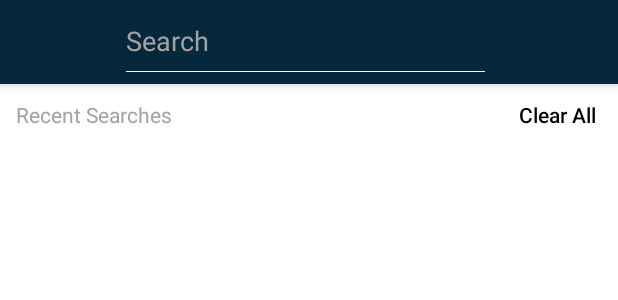
After one commit to Prabhat789/Personal_LP, an Android app: the layout activity_search.xml on its own in the app's theme, with its tools: preview values and no code run, on a phone screen of 412 x 824 dp. The commit adds this screen. Shown: the top 300 px of the screen. Run offline under Robolectric (Android 15) with nearby library versions, the phone set to English and light mode, and no system bars.

Commit message:
search function

```diff
--- /dev/null
+++ b/app/src/main/res/layout/activity_search.xml
@@ -0,0 +1,87 @@
+<?xml version="1.0" encoding="utf-8"?>
+<LinearLayout xmlns:android="http://schemas.android.com/apk/res/android"
+    android:orientation="vertical" android:layout_width="match_parent"
+    android:layout_height="match_parent">
+
+    <include layout="@layout/edit_toolbar"/>
+    <LinearLayout
+        android:layout_width="match_parent"
+        android:layout_height="match_parent"
+        android:orientation="vertical"
+        android:id="@+id/layoutList"
+        android:visibility="visible"
+        android:background="@color/white">
+
+        <LinearLayout
+            android:layout_width="match_parent"
+            android:layout_height="wrap_content"
+            android:weightSum="1"
+            android:padding="5dp"
+            android:orientation="horizontal">
+
+            <TextView
+                android:layout_width="0dp"
+                android:layout_height="30dp"
+                android:layout_weight="0.60"
+                android:textAllCaps="false"
+                android:layout_marginLeft="5dp"
+                android:text="Recent Searches"
+                android:textSize="@dimen/very_small"
+                android:gravity="center_vertical"
+                android:textColor="@color/smoke_white"/>
+
+            <Button
+                android:layout_width="0dp"
+                android:layout_weight="0.40"
+                android:layout_height="30dp"
+                android:background="@android:color/transparent"
+                android:text="Clear All"
+                android:id="@+id/btnClearHistory"
+                android:layout_marginRight="4dp"
+                android:textAllCaps="false"
+                android:elevation="3dp"
+                android:gravity="right|center_vertical"
+                android:textColor="@color/black"
+                android:paddingRight="5dp"
+                android:textSize="@dimen/very_small"
+                />
+
+        </LinearLayout>
+
+        <ListView
+            android:layout_width="match_parent"
+            android:layout_height="match_parent"
+            android:scrollbars="none"
+            android:layout_margin="10dp"
+            android:id="@+id/listHistory">
+
+        </ListView>
+
+    </LinearLayout>
+
+    <LinearLayout
+        android:layout_width="match_parent"
+        android:layout_height="match_parent"
+        android:orientation="vertical"
+        android:visibility="gone"
+        android:id="@+id/layoutRecyclerList">
+        <!--<android.support.v7.widget.RecyclerView
+            android:id="@+id/cardList"
+            android:scrollbars="vertical"
+            android:layout_width="match_parent"
+            android:layout_height="match_parent"/>-->
+        <ListView
+            android:layout_width="match_parent"
+            android:layout_height="match_parent"
+            android:scrollbars="none"
+            android:dividerHeight="5dp"
+            android:divider="@android:color/transparent"
+            android:id="@+id/cardList">
+
+        </ListView>
+
+
+    </LinearLayout>
+
+
+</LinearLayout>
--- /dev/null
+++ b/app/src/main/res/layout/edit_toolbar.xml
@@ -0,0 +1,39 @@
+<?xml version="1.0" encoding="utf-8"?>
+<android.support.v7.widget.Toolbar xmlns:android="http://schemas.android.com/apk/res/android"
+    xmlns:local="http://schemas.android.com/apk/res-auto"
+    android:id="@+id/toolbar"
+    android:layout_width="match_parent"
+    android:layout_height="wrap_content"
+    android:minHeight="?attr/actionBarSize"
+    android:elevation="5dp"
+    android:background="@color/parse_color"
+    local:theme="@style/ThemeOverlay.AppCompat.Dark"
+    local:popupTheme="@style/ThemeOverlay.AppCompat.Dark">
+    <LinearLayout
+        android:layout_width="match_parent"
+        android:layout_height="match_parent"
+        android:layout_marginRight="20dp"
+        android:orientation="vertical">
+        <EditText
+            android:id="@+id/searchEditText"
+            android:layout_width="239dp"
+            android:layout_height="40dp"
+            android:singleLine="true"
+            android:maxLines="1"
+            android:hint="Search"
+            android:inputType="text"
+            android:textColor="@color/white"
+            android:textColorHint="@color/smoke_white"
+            android:imeOptions="actionSearch"
+            android:background="@android:color/transparent"
+            android:layout_gravity="center"
+            />
+        <View
+            android:layout_width="239dp"
+            android:layout_height="0.7dp"
+            android:layout_gravity="center"
+            android:background="@color/white"/>
+
+    </LinearLayout>
+
+    </android.support.v7.widget.Toolbar>
--- a/app/src/main/res/layout/fragment_profile.xml
+++ b/app/src/main/res/layout/fragment_profile.xml
@@ -219,6 +219,7 @@
 
         </android.support.v7.widget.CardView>
 
+
         <com.mobisys.recipe.widgets.CustomButton
             android:layout_width="239dp"
             android:layout_height="40dp"
```
Also changed, not shown: app/src/main/AndroidManifest.xml (+7 -0 lines), app/src/main/java/com/mobisys/recipe/activity/SearchActivity.java (added, +112 -0 lines), app/src/main/java/com/mobisys/recipe/fragments/Friends.java (+29 -1 lines), app/src/main/res/menu/menu_friends_fragment.xml (added, +10 -0 lines), app/src/main/res/drawable/ic_search_white.png (added).
